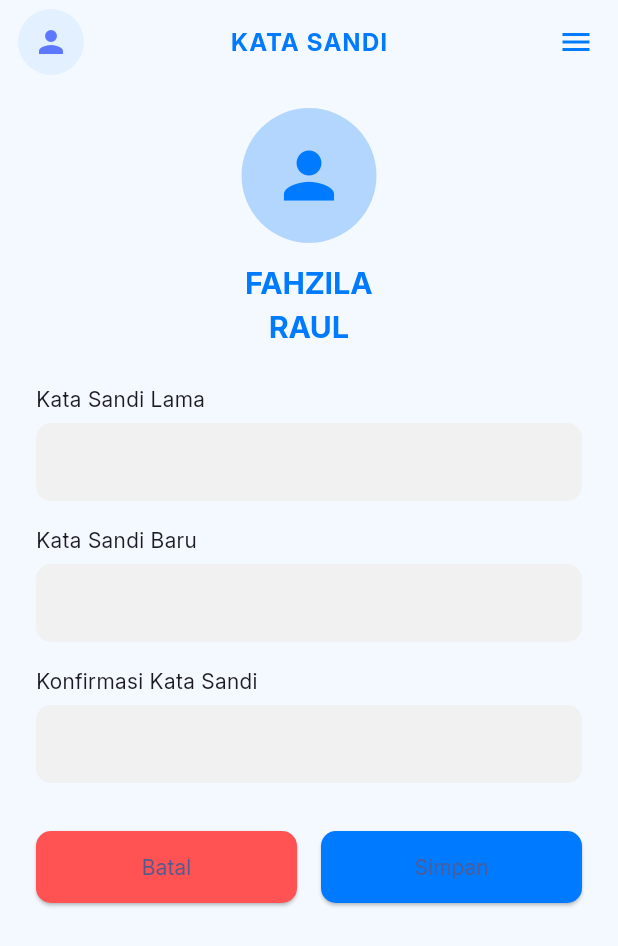
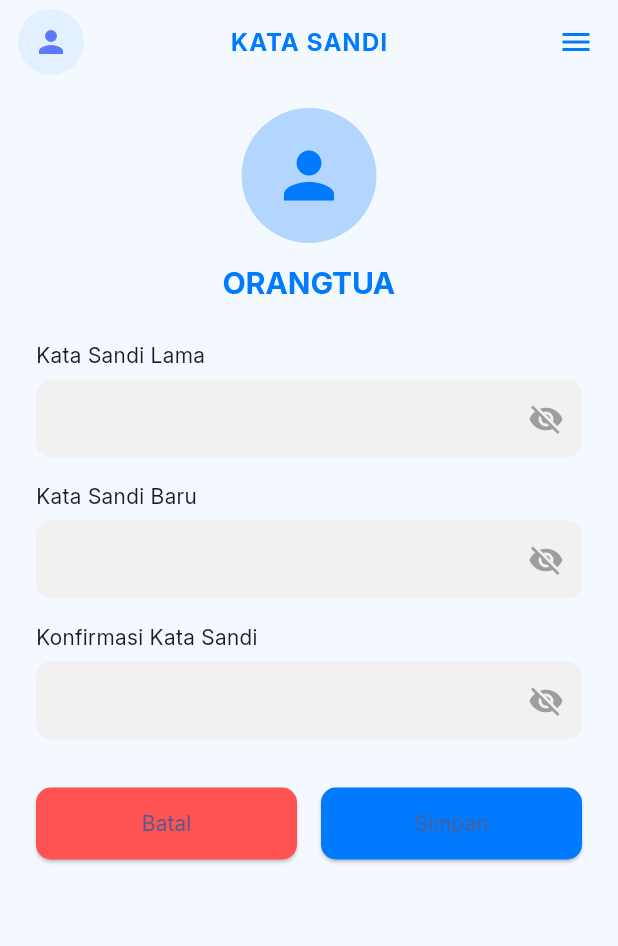
Before and after one commit to raditsptrr/stuntfree-flutter, a Flutter app: the UbahPasswordPage screen opened by its route, on a phone screen of 412 x 824 dp. Shown: the top 946 px of the screen. Run offline on Flutter 3.47's test engine with Material 3 defaults, Android fonts, the phone set to English and light mode, and no system bars; our stand-ins replace fl_chart, iconsax, shared_preferences; accounts and stored records are empty.

Commit message:
update password

```diff
--- a/stuntfree/lib/screens/profile/ubah_password_form.dart
+++ b/stuntfree/lib/screens/profile/ubah_password_form.dart
@@ -1,7 +1,163 @@
 import 'package:flutter/material.dart';
+import 'package:shared_preferences/shared_preferences.dart';
+import '../../service/api_service.dart';
 
-class UbahPasswordPage extends StatelessWidget {
+class UbahPasswordPage extends StatefulWidget {
   const UbahPasswordPage({super.key});
+
+  @override
+  State<UbahPasswordPage> createState() => _UbahPasswordPageState();
+}
+
+class _UbahPasswordPageState extends State<UbahPasswordPage> {
+  final TextEditingController _lamaController = TextEditingController();
+  final TextEditingController _baruController = TextEditingController();
+  final TextEditingController _konfirmasiController = TextEditingController();
+
+  bool _isLoading = false;
+  String? _namaOrtu;
+
+  // Variabel toggle show/hide password
+  bool _obscureLama = true;
+  bool _obscureBaru = true;
+  bool _obscureKonfirmasi = true;
+
+  @override
+  void initState() {
+    super.initState();
+    _loadUserData();
+  }
+
+  Future<void> _loadUserData() async {
+    final prefs = await SharedPreferences.getInstance();
+    setState(() {
+      _namaOrtu = prefs.getString('nama_ortu') ?? 'Orangtua';
+    });
+  }
+
+  Future<void> _confirmAndChangePassword() async {
+    final confirmed = await showDialog<bool>(
+      context: context,
+      builder: (context) => AlertDialog(
+        title: const Text('Konfirmasi'),
+        content: const Text(
+            'Setelah mengubah password, Anda akan keluar dan harus login ulang. Lanjutkan?'),
+        actions: [
+          TextButton(
+            onPressed: () => Navigator.pop(context, false),
+            child: const Text('Batal'),
+          ),
+          ElevatedButton(
+            onPressed: () => Navigator.pop(context, true),
+            child: const Text('Lanjutkan'),
+          ),
+        ],
+      ),
+    );
+
+    if (confirmed == true) {
+      _ubahPassword();
+    }
+  }
+
+  Future<void> _ubahPassword() async {
+    final prefs = await SharedPreferences.getInstance();
+    final int? idOrangtua = prefs.getInt('id_orangtua');
+
+    if (idOrangtua == null) {
+      _showSnackBar('ID Orangtua tidak ditemukan. Silakan login ulang.');
+      return;
+    }
+
+    final lama = _lamaController.text.trim();
+    final baru = _baruController.text.trim();
+    final konfirmasi = _konfirmasiController.text.trim();
+
+    if (lama.isEmpty || baru.isEmpty || konfirmasi.isEmpty) {
+      _showSnackBar('Semua kolom harus diisi.');
+      return;
+    }
+
+    if (baru != konfirmasi) {
+      _showSnackBar('Konfirmasi kata sandi tidak cocok.');
+      return;
+    }
+
+    setState(() => _isLoading = true);
+
+    try {
+      final apiService = ApiService();
+      final result = await apiService.ubahPassword(
+        id: idOrangtua,
+        lama: lama,
+        baru: baru,
+      );
+
+      setState(() => _isLoading = false);
+
+      if (result['success'] == true) {
+        _showSnackBar('Password berhasil diubah. Silakan login ulang.');
+        // Clear SharedPreferences dan logout otomatis
+        await prefs.clear();
+        // Navigasi ke halaman login, ganti sesuai route login kamu
+        Navigator.of(context).pushNamedAndRemoveUntil('/login', (route) => false);
+      } else {
+        final message = result['message'] ?? 'Gagal mengubah password.';
+        _showSnackBar(message);
+      }
+    } catch (e) {
+      setState(() => _isLoading = false);
+      _showSnackBar('Terjadi kesalahan: $e');
+    }
+  }
+
+  void _showSnackBar(String message) {
+    ScaffoldMessenger.of(context).showSnackBar(
+      SnackBar(content: Text(message)),
+    );
+  }
+
+  @override
+  void dispose() {
+    _lamaController.dispose();
+    _baruController.dispose();
+    _konfirmasiController.dispose();
+    super.dispose();
+  }
+
+  Widget _buildPasswordField(String label, TextEditingController controller, bool obscureText, VoidCallback toggleObscure) {
+    return Column(
+      crossAxisAlignment: CrossAxisAlignment.start,
+      children: [
+        Text(label,
+            style: const TextStyle(fontWeight: FontWeight.w500, fontSize: 14)),
+        const SizedBox(height: 6),
+        TextFormField(
+          controller: controller,
+          obscureText: obscureText,
+          decoration: InputDecoration(
+            filled: true,
+            fillColor: const Color(0xFFF1F1F1),
+            contentPadding: const EdgeInsets.symmetric(
+              horizontal: 12,
+              vertical: 14,
+            ),
+            border: OutlineInputBorder(
+              borderRadius: BorderRadius.circular(10),
+              borderSide: BorderSide.none,
+            ),
+            suffixIcon: IconButton(
+              icon: Icon(
+                obscureText ? Icons.visibility_off : Icons.visibility,
+                color: Colors.grey,
+              ),
+              onPressed: toggleObscure,
+            ),
+          ),
+        ),
+      ],
+    );
+  }
 
   @override
   Widget build(BuildContext context) {
@@ -47,11 +203,11 @@ class UbahPasswordPage extends StatelessWidget {
               ),
             ),
             const SizedBox(height: 12),
-            const Center(
+            Center(
               child: Text(
-                'FAHZILA\nRAUL',
+                _namaOrtu != null ? _namaOrtu!.toUpperCase() : 'ORANGTUA',
                 textAlign: TextAlign.center,
-                style: TextStyle(
+                style: const TextStyle(
                   fontSize: 20,
                   fontWeight: FontWeight.bold,
                   color: Color(0xFF007AFF),
@@ -59,19 +215,32 @@ class UbahPasswordPage extends StatelessWidget {
               ),
             ),
             const SizedBox(height: 24),
-            _buildPasswordField(label: 'Kata Sandi Lama'),
+            _buildPasswordField(
+              'Kata Sandi Lama',
+              _lamaController,
+              _obscureLama,
+              () => setState(() => _obscureLama = !_obscureLama),
+            ),
             const SizedBox(height: 16),
-            _buildPasswordField(label: 'Kata Sandi Baru'),
+            _buildPasswordField(
+              'Kata Sandi Baru',
+              _baruController,
+              _obscureBaru,
+              () => setState(() => _obscureBaru = !_obscureBaru),
+            ),
             const SizedBox(height: 16),
-            _buildPasswordField(label: 'Konfirmasi Kata Sandi'),
+            _buildPasswordField(
+              'Konfirmasi Kata Sandi',
+              _konfirmasiController,
+              _obscureKonfirmasi,
+              () => setState(() => _obscureKonfirmasi = !_obscureKonfirmasi),
+            ),
             const SizedBox(height: 32),
             Row(
               children: [
                 Expanded(
                   child: ElevatedButton(
-                    onPressed: () {
-                      Navigator.pop(context);
-                    },
+                    onPressed: _isLoading ? null : () => Navigator.pop(context),
                     style: ElevatedButton.styleFrom(
                       backgroundColor: Colors.redAccent,
                       padding: const EdgeInsets.symmetric(vertical: 14),
@@ -85,17 +254,21 @@ class UbahPasswordPage extends StatelessWidget {
                 const SizedBox(width: 16),
                 Expanded(
                   child: ElevatedButton(
-                    onPressed: () {
-                      // Aksi Simpan
-                    },
+                    onPressed: _isLoading ? null : _confirmAndChangePassword,
                     style: ElevatedButton.styleFrom(
-                      backgroundColor: Color(0xFF007AFF),
+                      backgroundColor: const Color(0xFF007AFF),
                       padding: const EdgeInsets.symmetric(vertical: 14),
                       shape: RoundedRectangleBorder(
                         borderRadius: BorderRadius.circular(10),
                       ),
                     ),
-                    child: const Text('Simpan'),
+                    child: _isLoading
+                        ? const SizedBox(
+                            height: 24,
+                            width: 24,
+                            child: CircularProgressIndicator(color: Colors.white, strokeWidth: 2),
+                          )
+                        : const Text('Simpan'),
                   ),
                 ),
               ],
@@ -106,30 +279,4 @@ class UbahPasswordPage extends StatelessWidget {
       ),
     );
   }
-
-  Widget _buildPasswordField({required String label}) {
-    return Column(
-      crossAxisAlignment: CrossAxisAlignment.start,
-      children: [
-        Text(label,
-            style: const TextStyle(fontWeight: FontWeight.w500, fontSize: 14)),
-        const SizedBox(height: 6),
-        TextFormField(
-          obscureText: true,
-          decoration: InputDecoration(
-            filled: true,
-            fillColor: const Color(0xFFF1F1F1),
-            contentPadding: const EdgeInsets.symmetric(
-              horizontal: 12,
-              vertical: 14,
-            ),
-            border: OutlineInputBorder(
-              borderRadius: BorderRadius.circular(10),
-              borderSide: BorderSide.none,
-            ),
-          ),
-        ),
-      ],
-    );
-  }
 }
```
Also changed, not shown: stuntfree/lib/service/api_service.dart (+32 -0 lines).
